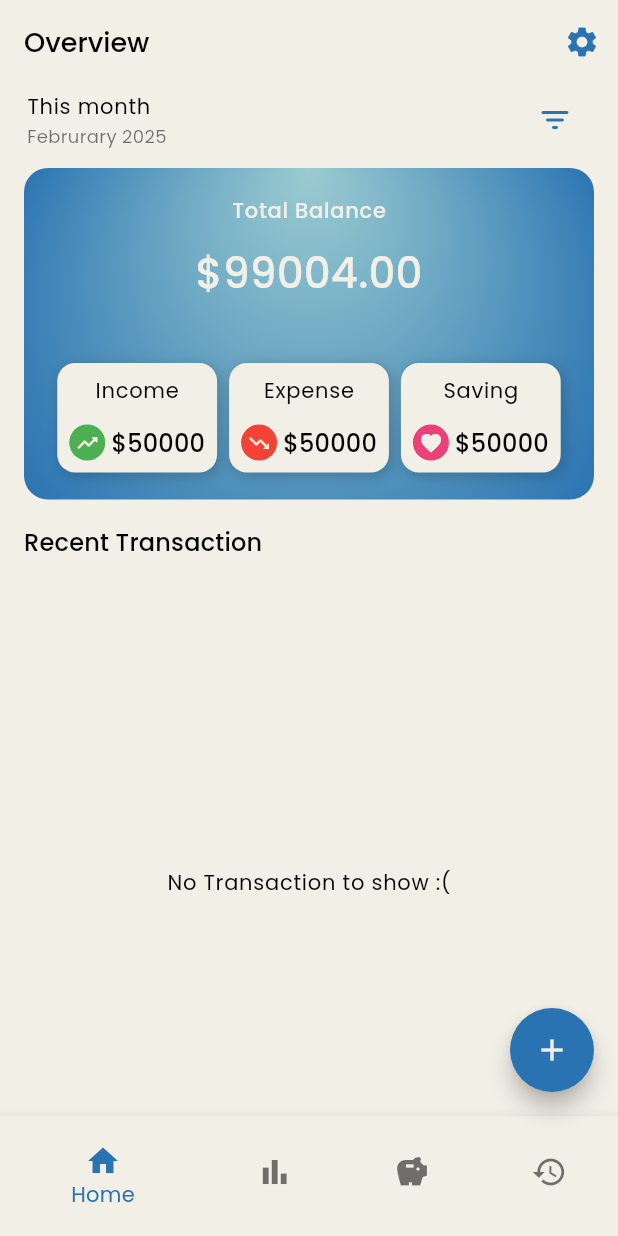
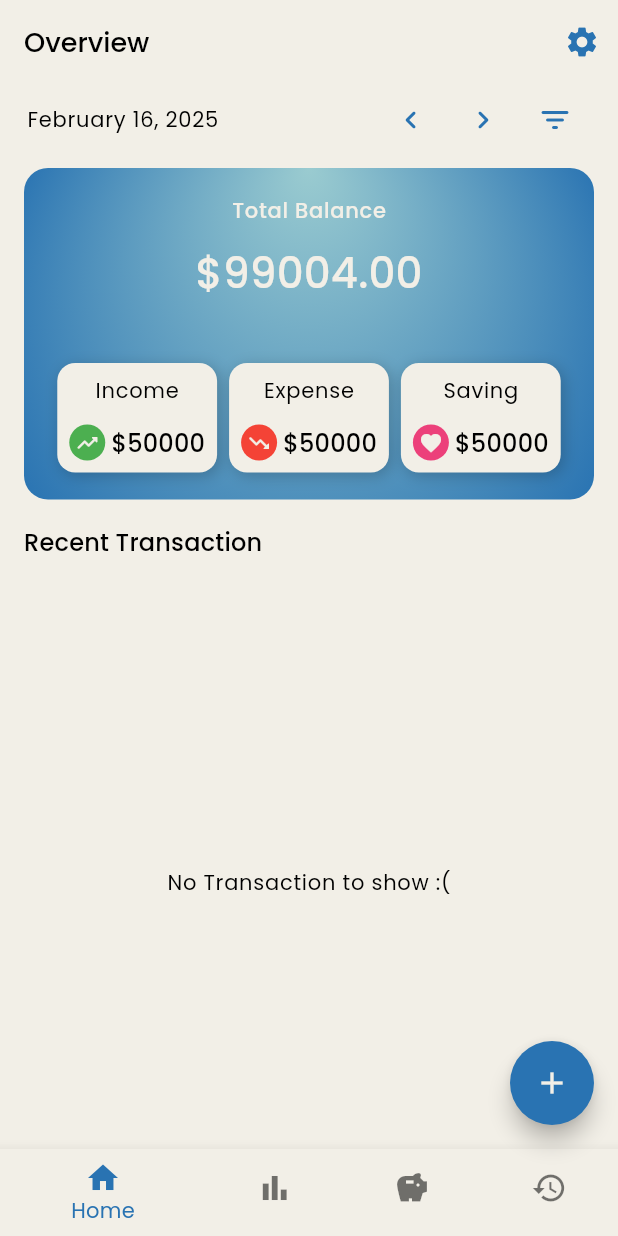
Before and after one commit to tcodez-hub/finance_tracker_app, a Flutter app: the screen it shows after launch, on a phone screen of 412 x 824 dp. Run offline on Flutter 3.47's test engine with Material 3 defaults, Android fonts, the phone set to English and light mode, and no system bars; our stand-ins replace bloc, flutter_bloc, google_fonts, hive_ce, hive_ce_flutter; accounts and stored records are empty.

Commit message:
added time

```diff
--- /dev/null
+++ b/lib/core/custom_date_format.dart
@@ -0,0 +1,92 @@
+import 'package:intl/intl.dart';
+
+import 'package:intl/intl.dart';
+
+class CustomDateFormat {
+  /// Returns the formatted current day and its `DateTime` object.
+  static ({String formatted, DateTime start, DateTime end}) currentDay(
+    String format, {
+    int dayOffset = 0,
+  }) {
+    DateTime adjustedDate = DateTime.now().add(Duration(days: dayOffset));
+    return (
+      formatted: DateFormat(format).format(adjustedDate),
+      start: DateTime(
+        adjustedDate.year,
+        adjustedDate.month,
+        adjustedDate.day,
+        0,
+        0,
+        0,
+      ), // Start of the day
+      end: DateTime(
+        adjustedDate.year,
+        adjustedDate.month,
+        adjustedDate.day,
+        23,
+        59,
+        59,
+      ), // End of the day
+    );
+  }
+
+  /// Returns the formatted current week and its `DateTime` start & end.
+  static ({String formatted, DateTime start, DateTime end}) currentWeek(
+    String format, {
+    int weekOffset = 0,
+  }) {
+    DateTime now = DateTime.now();
+    DateTime startOfWeek = now.subtract(
+      Duration(days: now.weekday - 1),
+    ); // Monday
+    DateTime endOfWeek = startOfWeek.add(Duration(days: 6)); // Sunday
+
+    // Apply week offset
+    startOfWeek = startOfWeek.add(Duration(days: weekOffset * 7));
+    endOfWeek = endOfWeek.add(Duration(days: weekOffset * 7));
+
+    return (
+      formatted:
+          "${DateFormat(format).format(startOfWeek)} - ${DateFormat(format).format(endOfWeek)}",
+      start: DateTime(
+        startOfWeek.year,
+        startOfWeek.month,
+        startOfWeek.day,
+        0,
+        0,
+        0,
+      ),
+      end: DateTime(endOfWeek.year, endOfWeek.month, endOfWeek.day, 23, 59, 59),
+    );
+  }
+
+  /// Returns the formatted current month and its `DateTime` start & end.
+  static ({String formatted, DateTime start, DateTime end}) currentMonth({
+    int monthOffset = 0,
+  }) {
+    DateTime now = DateTime.now();
+    DateTime firstDay = DateTime(now.year, now.month + monthOffset, 1);
+    DateTime lastDay = DateTime(firstDay.year, firstDay.month + 1, 0);
+
+    return (
+      formatted: DateFormat("MMMM yyyy").format(firstDay),
+      start: DateTime(firstDay.year, firstDay.month, firstDay.day, 0, 0, 0),
+      end: DateTime(lastDay.year, lastDay.month, lastDay.day, 23, 59, 59),
+    );
+  }
+
+  /// Returns the formatted current year and its `DateTime` start & end.
+  static ({String formatted, DateTime start, DateTime end}) currentYear({
+    int yearOffset = 0,
+  }) {
+    DateTime now = DateTime.now();
+    DateTime firstDay = DateTime(now.year + yearOffset, 1, 1);
+    DateTime lastDay = DateTime(firstDay.year, 12, 31);
+
+    return (
+      formatted: DateFormat("yyyy").format(firstDay),
+      start: DateTime(firstDay.year, firstDay.month, firstDay.day, 0, 0, 0),
+      end: DateTime(lastDay.year, lastDay.month, lastDay.day, 23, 59, 59),
+    );
+  }
+}
--- a/lib/core/enums.dart
+++ b/lib/core/enums.dart
@@ -1 +1 @@
-enum Calendar { day, week, month, year, all }
+enum Calendar { day, week, month, year, all, custom }
--- a/lib/models/transactionsType/saving_transaction.dart
+++ b/lib/models/transactionsType/saving_transaction.dart
@@ -1,6 +1,10 @@
+import 'package:finance_tracker_app/models/category_model.dart';
 import 'package:finance_tracker_app/models/transactionsType/transactions_type.dart';
 
 class SavingTransaction extends TransactionType {
   @override
   String transactionTypeName = "Saving";
+
+  @override
+  List<CategoryModel> categories = [];
 }
--- a/lib/models/transactionsType/transactions_type.dart
+++ b/lib/models/transactionsType/transactions_type.dart
@@ -1,3 +1,6 @@
+import 'package:finance_tracker_app/models/category_model.dart';
+
 abstract class TransactionType {
   abstract String transactionTypeName;
+  abstract List<CategoryModel> categories;
 }
--- a/lib/presentation/screens/home_screen.dart
+++ b/lib/presentation/screens/home_screen.dart
@@ -10,29 +10,6 @@ class HomeScreen extends StatelessWidget {
     return SingleChildScrollView(
       child: Column(
         children: [
-          Padding(
-            padding: const EdgeInsets.symmetric(horizontal: 18),
-            child: Row(
-              mainAxisAlignment: MainAxisAlignment.spaceBetween,
-              children: [
-                Column(
-                  crossAxisAlignment: CrossAxisAlignment.start,
-                  children: [
-                    Text("This month", style: TextTheme.of(context).bodyLarge),
-                    Text(
-                      "Februrary 2025",
-                      style: TextTheme.of(context).bodyMedium,
-                    ),
-                  ],
-                ),
-                IconButton(
-                  onPressed: () {},
-                  icon: Icon(Icons.filter_list_rounded),
-                ),
-              ],
-            ),
-          ),
-          //CaldendarSegmentButton(),
           Container(
             alignment: Alignment.center,
             margin: EdgeInsets.symmetric(vertical: 8, horizontal: 16),
--- a/lib/presentation/screens/main_screen.dart
+++ b/lib/presentation/screens/main_screen.dart
@@ -1,9 +1,12 @@
 import 'package:finance_tracker_app/config/routes.dart';
+import 'package:finance_tracker_app/core/custom_date_format.dart';
+import 'package:finance_tracker_app/core/enums.dart';
 import 'package:finance_tracker_app/presentation/screens/home_screen.dart';
+import 'package:finance_tracker_app/statemanagement/cubit/filter_time_cubit.dart';
 import 'package:finance_tracker_app/statemanagement/cubit/transaction_cubit.dart';
 import 'package:flutter/material.dart';
 import 'package:flutter_bloc/flutter_bloc.dart';
-
+import '../../presentation/widgets/time_filter_bottom_sheet.dart';
 import 'analytics_screen.dart';
 import 'saving_screen.dart';
 import 'transaction_history_screen.dart';
@@ -49,14 +52,71 @@ class MainScreen extends StatelessWidget {
         child: Icon(Icons.add),
       ),
       floatingActionButtonLocation: FloatingActionButtonLocation.endFloat,
-      body: BlocBuilder<NavigationCubit, int>(
+      body: Column(
+        children: [
+          Padding(
+            padding: const EdgeInsets.symmetric(horizontal: 18),
+            child: BlocBuilder<FilterTimeCubit, FilterTimeState>(
+              builder: (context, state) {
+                Calendar mode =
+                    state is FilterTimeUpdated
+                        ? state.calendarMode
+                        : Calendar.day;
+                String currentTime =
+                    state is FilterTimeUpdated
+                        ? state.formatDate
+                        : CustomDateFormat.currentDay("MMMM d, y").formatted;
+                return Row(
+                  mainAxisAlignment: MainAxisAlignment.spaceBetween,
+                  children: [
+                    Text(currentTime, style: TextTheme.of(context).bodyLarge),
+                    Row(
+                      mainAxisSize: MainAxisSize.min,
+                      mainAxisAlignment: MainAxisAlignment.end,
+                      children: [
+                        IconButton(
+                          onPressed: () {
+                            context.read<FilterTimeCubit>().updateDateTime(
+                              mode,
+                              timeoffset: -1,
+                            );
+                          },
+                          icon: Icon(Icons.keyboard_arrow_left_rounded),
+                        ),
+                        IconButton(
+                          onPressed: () {
+                            context.read<FilterTimeCubit>().updateDateTime(
+                              mode,
+                              timeoffset: 1,
+                            );
+                          },
+                          icon: Icon(Icons.keyboard_arrow_right_rounded),
+                        ),
+                        IconButton(
+                          onPressed: () {
+                            FilterBottomSheet.showTimeFilterBottomSheet(
+                              context,
+                            );
+                          },
+                          icon: Icon(Icons.filter_list_rounded),
+                        ),
+                      ],
+                    ),
+                  ],
+                );
+              },
+            ),
+          ),
+          Expanded(
+            child: BlocBuilder<NavigationCubit, int>(
               builder: (context, currentIndex) {
                 return IndexedStack(index: currentIndex, children: _screens);
               },
             ),
-      bottomNavigationBar: BottomAppBar(
-        padding: EdgeInsets.all(0),
-        child: BlocBuilder<NavigationCubit, int>(
+          ),
+        ],
+      ),
+      bottomNavigationBar: BlocBuilder<NavigationCubit, int>(
         builder: (context, currentIndex) {
           return BottomNavigationBar(
             useLegacyColorScheme: false,
@@ -83,7 +143,6 @@ class MainScreen extends StatelessWidget {
           );
         },
       ),
-      ),
     );
   }
 }
--- a/lib/presentation/screens/transaction_screen.dart
+++ b/lib/presentation/screens/transaction_screen.dart
@@ -188,6 +188,7 @@ class _TransactionScreenState extends State<TransactionScreen> {
                           _selectTime(context);
                         },
                       ),
+
                       ElevatedButton(onPressed: () {}, child: Text("Add")),
                     ],
                   ),
--- /dev/null
+++ b/lib/statemanagement/cubit/filter_time_state.dart
@@ -0,0 +1,20 @@
+part of 'filter_time_cubit.dart';
+
+@immutable
+sealed class FilterTimeState {}
+
+final class FilterTimeInitial extends FilterTimeState {}
+
+class FilterTimeUpdated extends FilterTimeState {
+  final Calendar calendarMode;
+  final DateTime startday;
+  final DateTime endday;
+  final String formatDate;
+
+  FilterTimeUpdated({
+    required this.calendarMode,
+    required this.startday,
+    required this.endday,
+    required this.formatDate,
+  });
+}
--- a/lib/statemanagement/cubit/money_flow_cubit.dart
+++ b/lib/statemanagement/cubit/money_flow_cubit.dart
@@ -8,8 +8,9 @@ part 'money_flow_state.dart';
 
 class MoneyFlowCubit extends Cubit<MoneyFlowState> {
   final MoneyFlowModel moneyFlowModel;
-  final TransactionCubit transactionCubit;
 
-  MoneyFlowCubit(this.moneyFlowModel, this.transactionCubit)
-    : super(MoneyFlowInitial());
+  MoneyFlowCubit(this.moneyFlowModel) : super(MoneyFlowInitial());
+
+  void updateMoneyByTransaction(List<Transaction> transaction) {}
+  void updateMoneyByTimePeriod(DateTime start, DateTime end) {}
 }
--- a/lib/statemanagement/cubit/transaction_cubit.dart
+++ b/lib/statemanagement/cubit/transaction_cubit.dart
@@ -1,18 +1,23 @@
 import 'package:bloc/bloc.dart';
 import 'package:finance_tracker_app/models/moneyflow_model.dart';
 import 'package:finance_tracker_app/models/transaction_model.dart';
+import 'package:finance_tracker_app/statemanagement/cubit/money_flow_cubit.dart';
 import 'package:hive_ce/hive.dart';
+import 'package:intl/intl.dart';
 import 'package:meta/meta.dart';
 
 part 'transaction_state.dart';
 
 class TransactionCubit extends Cubit<TransactionState> {
   final Box<Transaction> transactionBox;
-  TransactionCubit(this.transactionBox) : super(TransactionInitial());
+  final MoneyFlowCubit moneyFlowCubit;
+  TransactionCubit(this.transactionBox, this.moneyFlowCubit)
+    : super(TransactionInitial());
 
   /// 🔹 Load all transactions from Hive
   void loadTransactions() {
     final transactions = transactionBox.values.toList();
+    moneyFlowCubit.updateMoneyByTransaction(transactions);
     emit(TransactionLoaded(transactions));
   }
 
@@ -28,6 +33,23 @@ class TransactionCubit extends Cubit<TransactionState> {
       await transaction.save();
       loadTransactions();
     }
+  }
+
+  void loadFilterTransaction(DateTime start, DateTime end) {
+    final transactionBox = Hive.box<Transaction>('transactions');
+
+    final filteredTransactions =
+        transactionBox.values.where((transaction) {
+          // Convert string date to DateTime
+          DateTime transactionDate = DateFormat(
+            "yyyy-MM-dd",
+          ).parse(transaction.date);
+
+          // Check if the transaction falls within the range
+          return transactionDate.isAfter(start.subtract(Duration(days: 1))) &&
+              transactionDate.isBefore(end.add(Duration(days: 1)));
+        }).toList();
+    emit(TransactionLoaded(filteredTransactions));
   }
 
   int getTransactionBoxLength() {
```
Also changed, not shown: lib/main.dart (+5 -3 lines), lib/models/moneyflow_model.dart (+10 -4 lines), lib/models/transactionsType/expense_transaction.dart (+5 -4 lines), lib/models/transactionsType/income_transacrion.dart (+5 -4 lines), lib/presentation/widgets/time_filter_bottom_sheet.dart (added, +88 -0 lines), lib/statemanagement/cubit/filter_time_cubit.dart (added, +68 -0 lines). Lines whose indentation alone changed are shown as unchanged.
